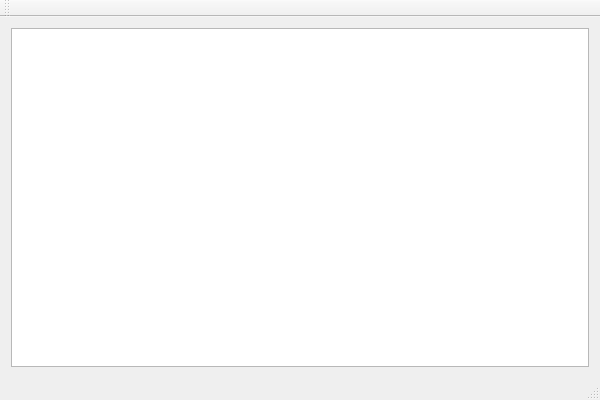
Qt form src/ui/mainwindow.ui (Valera/MudSketcher) before a commit.
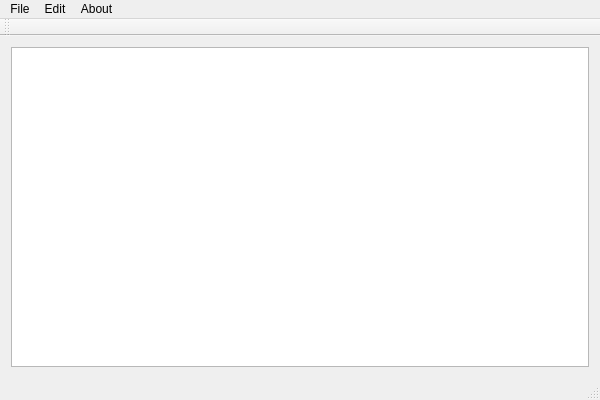
The same form after that commit.

Commit message: Quick rought implementation of selecting of room type that is created on the map in room properties panel.

The edit to the form file:
```diff
--- a/src/ui/mainwindow.ui
+++ b/src/ui/mainwindow.ui
@@ -29,6 +29,27 @@
      <height>24</height>
     </rect>
    </property>
+   <widget class="QMenu" name="menuFile">
+    <property name="title">
+     <string>File</string>
+    </property>
+    <addaction name="actionNew"/>
+    <addaction name="separator"/>
+    <addaction name="actionExit"/>
+   </widget>
+   <widget class="QMenu" name="menuEdit">
+    <property name="title">
+     <string>Edit</string>
+    </property>
+   </widget>
+   <widget class="QMenu" name="menuAbout">
+    <property name="title">
+     <string>About</string>
+    </property>
+   </widget>
+   <addaction name="menuFile"/>
+   <addaction name="menuEdit"/>
+   <addaction name="menuAbout"/>
   </widget>
   <widget class="QToolBar" name="mainToolBar">
    <attribute name="toolBarArea">
```
Left out of the diff: 10 changed lines with no effect on the pictures. The commit also changes 6 other files.
